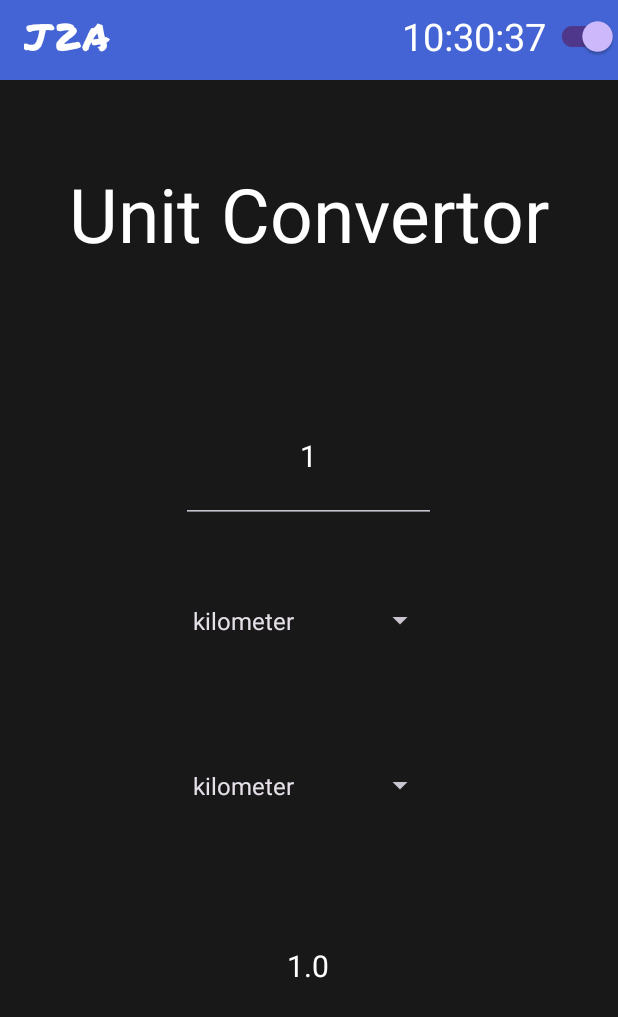
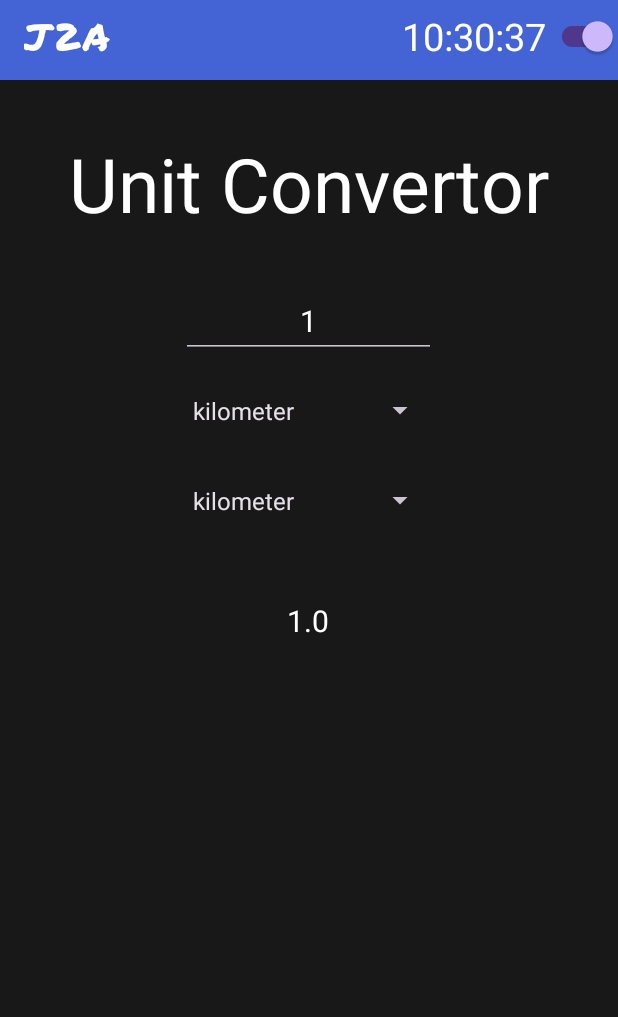
Before and after one commit to sanchit1053/androidAppWXP, an Android app: the fragment UnitConverterFragment placed in its activity, on a phone screen of 412 x 824 dp. Shown: the top 1017 px of the screen. Run offline under Robolectric (Android 15) with nearby library versions, the light colour scheme and no system bars.

```diff
--- a/app/src/main/java/com/example/myapplication/Counter.java
+++ b/app/src/main/java/com/example/myapplication/Counter.java
@@ -4,6 +4,7 @@ import android.content.Context;
 import android.os.Bundle;
 
 import androidx.annotation.NonNull;
+import androidx.annotation.Nullable;
 import androidx.fragment.app.Fragment;
 
 import android.view.LayoutInflater;
@@ -27,13 +28,14 @@ public class Counter extends Fragment {
     private static final String COUNT_KEY = "count_key";
     private TextInputLayout textInputLayout;
     private EditText textInputEditText;
+    View view;
 
 
     @Override
     public View onCreateView(LayoutInflater inflater, ViewGroup container,
                              Bundle savedInstanceState) {
 
-        View view = inflater.inflate(R.layout.fragment_counter, container, false);
+        view = inflater.inflate(R.layout.fragment_counter, container, false);
 
         // Initialize views
         textArea = view.findViewById(R.id.counterValue);
@@ -103,6 +105,7 @@ public class Counter extends Fragment {
         return view;
     }
 
+
     @Override
     public void onSaveInstanceState(@NonNull Bundle outState) {
         super.onSaveInstanceState(outState);
--- a/app/src/main/java/com/example/myapplication/DigitalClockFragment.java
+++ b/app/src/main/java/com/example/myapplication/DigitalClockFragment.java
@@ -49,7 +49,6 @@ public class DigitalClockFragment extends Fragment {
             public void run() {
                 updateTime();
                 handler.postDelayed(this, 1000);
-                Log.i("Time", "run()");
             }
         };
         Log.i("DG", "onCreate()");
--- a/app/src/main/res/layout/fragment_counter.xml
+++ b/app/src/main/res/layout/fragment_counter.xml
@@ -94,7 +94,6 @@
             android:text="Decrease" />
     </LinearLayout>
 
-
     <Button
         android:id="@+id/buttonReset"
         style="@style/BUTTON"
--- a/app/src/main/res/layout/quote_generator.xml
+++ b/app/src/main/res/layout/quote_generator.xml
@@ -26,7 +26,7 @@
         android:layout_width="match_parent"
         android:layout_height="wrap_content"
         android:layout_below="@+id/title"
-        android:layout_marginTop="150dp"
+        android:layout_marginTop="10dp"
         android:layout_marginBottom="30dp"
         android:importantForAccessibility="yes"
         android:text="@string/quote_gen_desc"
@@ -41,7 +41,7 @@
         android:layout_below="@+id/sampleText"
         android:layout_centerInParent="true"
         android:layout_centerHorizontal="true"
-        android:layout_marginTop="10dp"
+        android:layout_marginTop="0dp"
         android:text="@string/quote_gen_command" />
 
     <FrameLayout
@@ -54,7 +54,7 @@
             android:layout_width="match_parent"
             android:layout_height="wrap_content"
             android:layout_below="@id/myButton"
-            android:layout_marginTop="500dp"
+            android:layout_marginTop="300dp"
             android:clickable="true"
             android:ellipsize="end"
             android:fontFamily="@font/merriweatherblack"
--- a/app/src/main/res/layout/unit_converter_fragment.xml
+++ b/app/src/main/res/layout/unit_converter_fragment.xml
@@ -15,8 +15,8 @@
         android:id="@+id/titleBar"
         style="@style/TEXT"
         android:layout_width="wrap_content"
-        android:layout_height="90dp"
-        android:layout_marginVertical="50dp"
+        android:layout_height="70dp"
+        android:layout_marginVertical="30dp"
         android:text="@string/Unit_convertor"
         android:textSize="50sp" />
 
@@ -25,11 +25,13 @@
         android:id="@+id/textInput"
         style="@style/TEXT"
         android:layout_width="170dp"
-        android:layout_height="90dp"
+        android:layout_height="50dp"
         android:layout_marginHorizontal="40dp"
-        android:layout_marginVertical="10dp"
+        android:layout_marginVertical="0dp"
+        android:layout_marginBottom="10dp"
         android:autofillHints="@string/enter_a_number_hint"
         android:gravity="center"
+        android:hint="@string/unit_input"
         android:inputType="number"
         android:minWidth="50dp"
         android:padding="10dp"
@@ -39,18 +41,20 @@
     <Spinner
         android:id="@+id/fromSpinner"
         android:layout_width="170dp"
-        android:layout_height="90dp"
+        android:layout_height="50dp"
         android:layout_marginHorizontal="40dp"
         android:layout_marginVertical="10dp"
         android:gravity="center"
+        android:textSize="20sp"
         android:labelFor="@id/fromSpinner" />
 
     <Spinner
         android:id="@+id/toSpinner"
         android:layout_width="170dp"
-        android:layout_height="90dp"
+        android:layout_height="50dp"
+        android:textSize="20sp"
         android:layout_marginHorizontal="40dp"
-        android:layout_marginVertical="10dp"
+        android:layout_marginBottom="10dp"
         android:gravity="center"
         android:labelFor="@id/toSpinner" />
 
@@ -60,7 +64,6 @@
         android:layout_width="170dp"
         android:layout_height="90dp"
         android:layout_marginHorizontal="40dp"
-        android:layout_marginTop="20dp"
         android:gravity="center"
         android:labelFor="@id/resultTextView"
         android:minWidth="50dp"
--- a/app/src/main/res/values/strings.xml
+++ b/app/src/main/res/values/strings.xml
@@ -25,6 +25,7 @@
     <string name="tip_calculator">Tip Calculator</string>
     <string name="Counter">Counter</string>
     <string name="Unit_convertor">Unit Convertor</string>
+    <string name="unit_input">Input Value</string>
     <string name="application_name">WPX 2.0</string>
     <string name="button_generate_quote_cd" translatable="false">Generate a random story</string>
     <string name="sample_text_cd" translatable="false">Instructions: Click the button below to generate a random story</string>
@@ -44,8 +45,6 @@
     <string name="enter_a_number_hint" translatable="false">Enter a Number</string>
     <string name="from_unit_spinner" translatable="false">Choose for the initial unit</string>
     <string name="to_unit_spinner" translatable="false">Choose for the final unit</string>
-
-
 
 
     <string name="invalid_username">Invalid username or password</string>
```
Also changed, not shown: app/src/main/AndroidManifest.xml (+6 -2 lines), app/src/main/java/com/example/myapplication/Story_popUp.java (+7 -1 lines).
